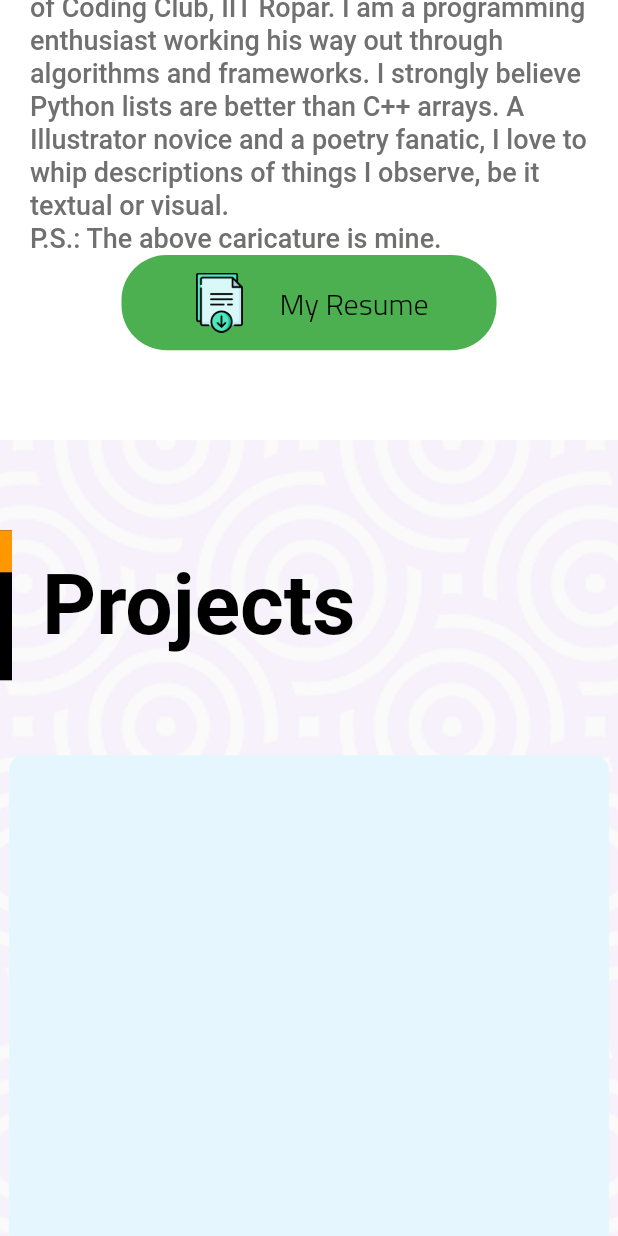
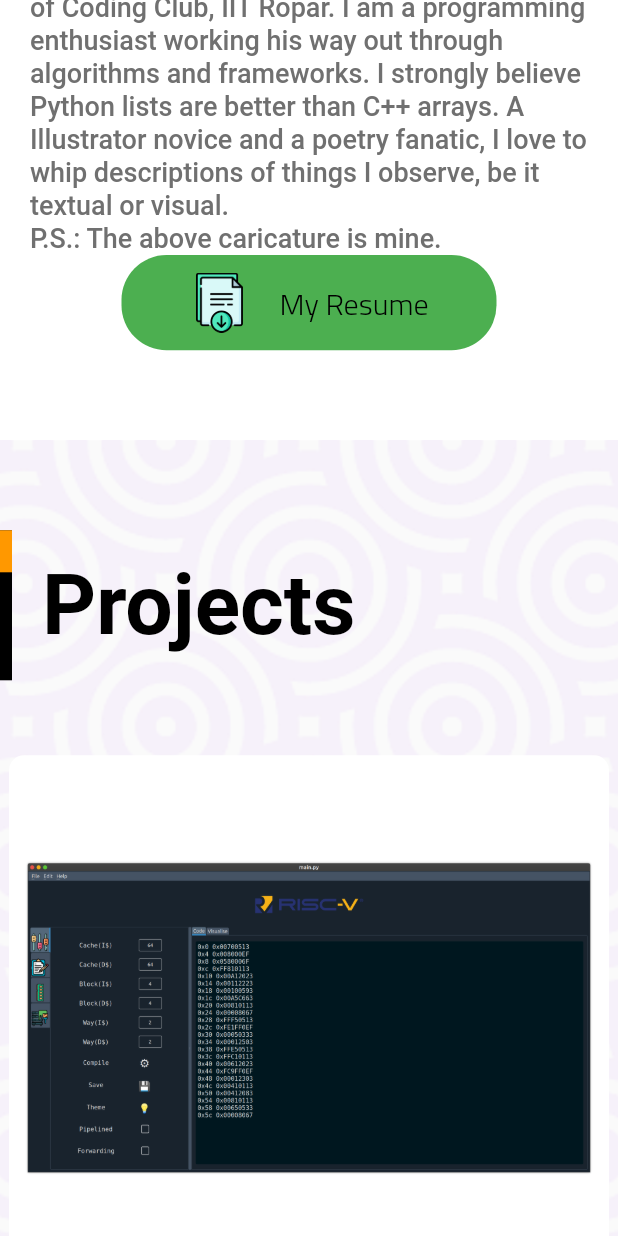
Before and after one commit to aneeketMangal/Portfolio, a Flutter app: the screen it shows after launch, scrolled down 1152 dp, on a phone screen of 412 x 824 dp. Run offline on Flutter 3.47's test engine with Material 2 defaults, Android fonts, the phone set to English and light mode, and no system bars; our stand-ins replace animated_text_kit, flutter_signin_button, hexcolor.

```diff
--- a/lib/Shared/widgets/components/recent.dart
+++ b/lib/Shared/widgets/components/recent.dart
@@ -23,7 +23,7 @@ List<RecentWork> recentWorks = [
     title:
         "It is a arcade game collection, consisting of games such as minesweeper, hangman and snake. Built using Flutter the game also has a leader-board and user feature. The app focuses on extensibility and clean architecture.",
     category: "The Game Dome",
-    image: "assets/images/project_2.png",
+    image: "assets/images/project_2.jpg",
     color: Colors.limeAccent,
   ),
   RecentWork(
--- a/lib/widgets/projects/components/card.dart
+++ b/lib/widgets/projects/components/card.dart
@@ -119,14 +119,14 @@ class ProjectTile extends StatelessWidget {
       mainAxisAlignment: MainAxisAlignment.spaceBetween,
       children: [
         Container(
-          decoration: BoxDecoration(
+            padding: EdgeInsets.all(kDefaultPadding / 2),
+            decoration: BoxDecoration(
               borderRadius: BorderRadius.circular(10),
-              color: Colors.lightBlue.withOpacity(0.1)),
-          height: 350,
-          width: 400,
-        ),
-        // child:
-        //     Image.asset(recentWorks[index].image, height: 350, width: 100)),
+            ),
+            // color: Colors.lightBlue.withOpacity(0.1)),
+            height: 350,
+            width: 400,
+            child: Image.asset(recentWorks[index].image)),
         SizedBox(
           height: kDefaultPadding,
         ),
```
Also changed, not shown: assets/images/project_2.jpg, assets/images/ttttttttttttt.jpg (renamed from assets/images/Screenshot_2021-05-23-17-07-34-592_com.example.snake.jpg).
